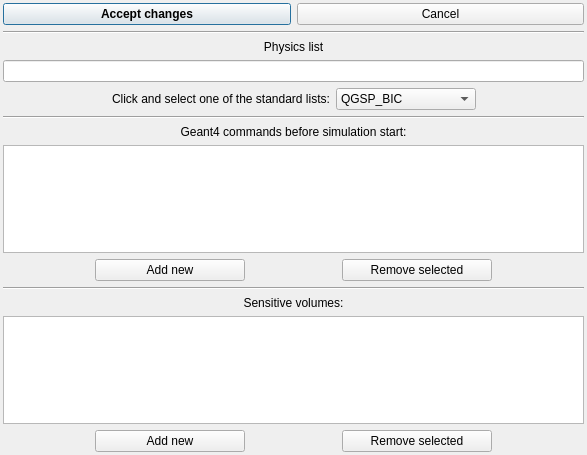
This is src/gui/ageant4configdialog.ui in andrmor/ANTS2 as Qt 5 draws it before an edit. The edited form follows.
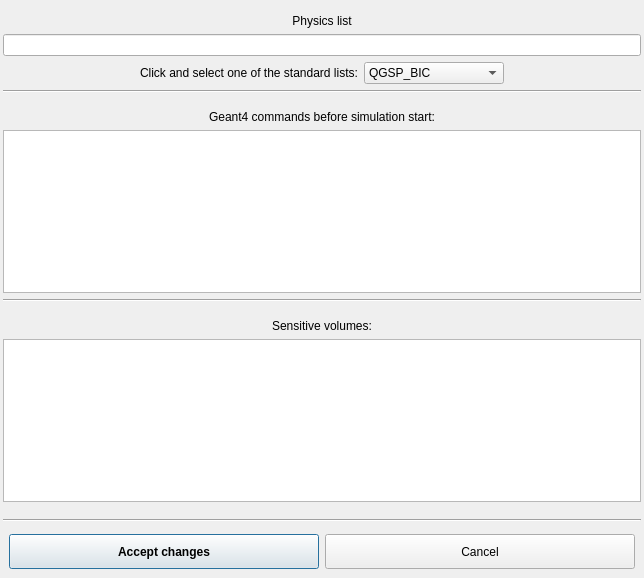
This is the edited form.

Diff of the .ui file:
```diff
--- a/src/gui/ageant4configdialog.ui
+++ b/src/gui/ageant4configdialog.ui
@@ -6,8 +6,8 @@
    <rect>
     <x>0</x>
     <y>0</y>
-    <width>587</width>
-    <height>455</height>
+    <width>644</width>
+    <height>578</height>
    </rect>
   </property>
   <property name="windowTitle">
@@ -26,33 +26,6 @@
    <property name="bottomMargin">
     <number>3</number>
    </property>
-   <item>
-    <layout class="QHBoxLayout" name="horizontalLayout_4">
-     <property name="topMargin">
-      <number>0</number>
-     </property>
-     <item>
-      <widget class="QPushButton" name="pbAccept">
-       <property name="font">
-        <font>
-         <weight>75</weight>
-         <bold>true</bold>
-        </font>
-       </property>
-       <property name="text">
-        <string>Accept changes</string>
-       </property>
-      </widget>
-     </item>
-     <item>
-      <widget class="QPushButton" name="pbCancel">
-       <property name="text">
-        <string>Cancel</string>
-       </property>
-      </widget>
-     </item>
-    </layout>
-   </item>
    <item>
     <spacer name="verticalSpacer_3">
      <property name="orientation">
@@ -66,13 +39,6 @@
      </property>
     </spacer>
    </item>
-   <item>
-    <widget class="Line" name="line">
-     <property name="orientation">
-      <enum>Qt::Horizontal</enum>
-     </property>
-    </widget>
-   </item>
    <item>
     <widget class="QLabel" name="label_3">
      <property name="text">
@@ -231,76 +197,7 @@
     </widget>
    </item>
    <item>
-    <widget class="QListWidget" name="lwCommands"/>
-   </item>
-   <item>
-    <layout class="QHBoxLayout" name="horizontalLayout">
-     <item>
-      <spacer name="horizontalSpacer">
-       <property name="orientation">
-        <enum>Qt::Horizontal</enum>
-       </property>
-       <property name="sizeHint" stdset="0">
-        <size>
-         <width>40</width>
-         <height>20</height>
-        </size>
-       </property>
-      </spacer>
-     </item>
-     <item>
-      <widget class="QPushButton" name="pbAddCommand">
-       <property name="minimumSize">
-        <size>
-         <width>150</width>
-         <height>0</height>
-        </size>
-       </property>
-       <property name="text">
-        <string>Add new</string>
-       </property>
-      </widget>
-     </item>
-     <item>
-      <spacer name="horizontalSpacer_3">
-       <property name="orientation">
-        <enum>Qt::Horizontal</enum>
-       </property>
-       <property name="sizeHint" stdset="0">
-        <size>
-         <width>40</width>
-         <height>20</height>
-        </size>
-       </property>
-      </spacer>
-     </item>
-     <item>
-      <widget class="QPushButton" name="pbRemoveCommand">
-       <property name="minimumSize">
-        <size>
-         <width>150</width>
-         <height>0</height>
-        </size>
-       </property>
-       <property name="text">
-        <string>Remove selected</string>
-       </property>
-      </widget>
-     </item>
-     <item>
-      <spacer name="horizontalSpacer_2">
-       <property name="orientation">
-        <enum>Qt::Horizontal</enum>
-       </property>
-       <property name="sizeHint" stdset="0">
-        <size>
-         <width>40</width>
-         <height>20</height>
-        </size>
-       </property>
-      </spacer>
-     </item>
-    </layout>
+    <widget class="QPlainTextEdit" name="pteCommands"/>
    </item>
    <item>
     <widget class="Line" name="line_2">
@@ -333,75 +230,74 @@
     </widget>
    </item>
    <item>
-    <widget class="QListWidget" name="lwSensitiveVolumes"/>
+    <widget class="QPlainTextEdit" name="pteSensitiveVolumes"/>
    </item>
    <item>
-    <layout class="QHBoxLayout" name="horizontalLayout_2">
+    <spacer name="verticalSpacer_4">
+     <property name="orientation">
+      <enum>Qt::Vertical</enum>
+     </property>
+     <property name="sizeHint" stdset="0">
+      <size>
+       <width>20</width>
+       <height>40</height>
+      </size>
+     </property>
+    </spacer>
+   </item>
+   <item>
+    <widget class="Line" name="line">
+     <property name="orientation">
+      <enum>Qt::Horizontal</enum>
+     </property>
+    </widget>
+   </item>
+   <item>
+    <layout class="QHBoxLayout" name="horizontalLayout_4">
+     <property name="leftMargin">
+      <number>6</number>
+     </property>
+     <property name="topMargin">
+      <number>6</number>
+     </property>
+     <property name="rightMargin">
+      <number>6</number>
+     </property>
+     <property name="bottomMargin">
+      <number>6</number>
+     </property>
      <item>
-      <spacer name="horizontalSpacer_4">
-       <property name="orientation">
-        <enum>Qt::Horizontal</enum>
-       </property>
-       <property name="sizeHint" stdset="0">
-        <size>
-         <width>40</width>
-         <height>20</height>
-        </size>
-       </property>
-      </spacer>
-     </item>
-     <item>
-      <widget class="QPushButton" name="pbAddVolume">
+      <widget class="QPushButton" name="pbAccept">
        <property name="minimumSize">
         <size>
-         <width>150</width>
-         <height>0</height>
+         <width>0</width>
+         <height>35</height>
         </size>
        </property>
+       <property name="font">
+        <font>
+         <weight>75</weight>
+         <bold>true</bold>
+        </font>
+       </property>
        <property name="text">
-        <string>Add new</string>
+        <string>Accept changes</string>
        </property>
       </widget>
      </item>
      <item>
-      <spacer name="horizontalSpacer_5">
-       <property name="orientation">
-        <enum>Qt::Horizontal</enum>
-       </property>
-       <property name="sizeHint" stdset="0">
-        <size>
-         <width>40</width>
-         <height>20</height>
-        </size>
-       </property>
-      </spacer>
-     </item>
-     <item>
-      <widget class="QPushButton" name="pbRemoveVolume">
+      <widget class="QPushButton" name="pbCancel">
        <property name="minimumSize">
         <size>
-         <width>150</width>
-         <height>0</height>
+         <width>0</width>
+         <height>35</height>
         </size>
        </property>
        <property name="text">
-        <string>Remove selected</string>
+        <string>Cancel</string>
        </property>
       </widget>
      </item>
-     <item>
-      <spacer name="horizontalSpacer_6">
-       <property name="orientation">
-        <enum>Qt::Horizontal</enum>
-       </property>
-       <property name="sizeHint" stdset="0">
-        <size>
-         <width>40</width>
-         <height>20</height>
-        </size>
-       </property>
-      </spacer>
-     </item>
     </layout>
    </item>
   </layout>
```
